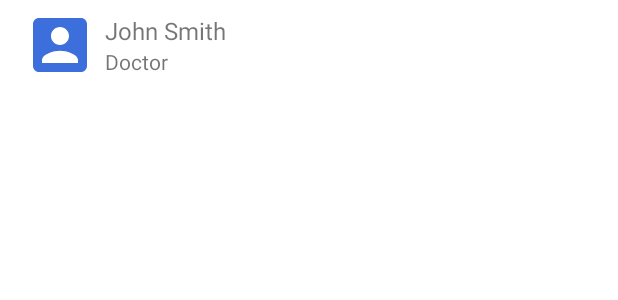
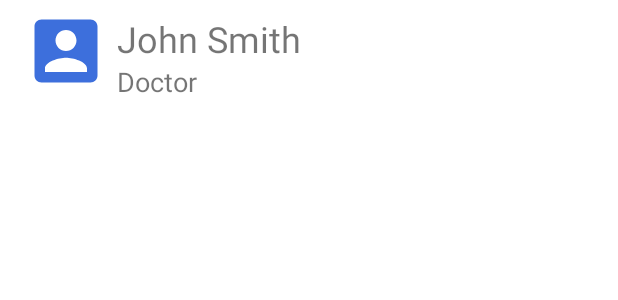
Before and after one commit to apr1l1s/HospitalProject, an Android app: the layout item_doctor.xml on its own in the app's theme, with its tools: preview values and no code run, on a phone screen of 412 x 824 dp. Shown: the top 300 px of the screen. Run offline under Robolectric (Android 15) with nearby library versions, the phone set to English and light mode, and no system bars.

Commit message:
2.0 Доделал список врачей

```diff
--- a/app/src/main/java/com/example/hospitalproject/model/DoctorService.kt
+++ b/app/src/main/java/com/example/hospitalproject/model/DoctorService.kt
@@ -15,6 +15,7 @@ class DoctorService {
             )
         }
     }
+    fun getDoctors():List<Doctor> = doctors
     companion object{
         private val professions = mutableListOf(
             "Кардиолог",
--- a/app/src/main/res/layout/item_doctor.xml
+++ b/app/src/main/res/layout/item_doctor.xml
@@ -4,12 +4,13 @@
     android:layout_width="match_parent"
     android:layout_height="wrap_content"
     xmlns:app="http://schemas.android.com/apk/res-auto"
-    xmlns:tools="http://schemas.android.com/tools">
+    xmlns:tools="http://schemas.android.com/tools"
+    android:background="?android:attr/selectableItemBackground">
 
     <androidx.appcompat.widget.AppCompatImageView
         android:id="@+id/photoImageView"
-        android:layout_width="48dp"
-        android:layout_height="48dp"
+        android:layout_width="56dp"
+        android:layout_height="56dp"
         android:layout_marginStart="16dp"
         android:layout_marginTop="6dp"
         app:layout_constraintStart_toStartOf="parent"
@@ -24,7 +25,7 @@
         android:layout_marginTop="3dp"
         android:ellipsize="end"
         android:lines="1"
-        android:textSize="16sp"
+        android:textSize="24sp"
         app:layout_constraintEnd_toEndOf="parent"
         app:layout_constraintStart_toEndOf="@+id/photoImageView"
         app:layout_constraintTop_toTopOf="@+id/photoImageView"
@@ -37,7 +38,7 @@
         android:layout_marginStart="6dp"
         android:ellipsize="end"
         android:lines="1"
-        android:textSize="14sp"
+        android:textSize="18sp"
         app:layout_constraintEnd_toEndOf="parent"
         app:layout_constraintHorizontal_bias="0.0"
         app:layout_constraintStart_toEndOf="@+id/photoImageView"
@@ -50,7 +51,7 @@
         app:constraint_referenced_ids="photoImageView, doctorProfessionTextView"
         app:barrierDirection="bottom"/>
     <Space
-        android:layout_height="60dp"
+        android:layout_height="16dp"
         android:layout_width="wrap_content"
         app:layout_constraintTop_toBottomOf="@+id/barrier"/>
 </androidx.constraintlayout.widget.ConstraintLayout>
```
Also changed, not shown: app/src/main/java/com/example/hospitalproject/DoctorAdapter.kt (+8 -8 lines), app/src/main/java/com/example/hospitalproject/HomeFragment.kt (+11 -6 lines), app/src/main/res/drawable/ic_app.xml (+8 -3 lines), app/src/main/res/layout/fragment_home.xml (+10 -4 lines).
